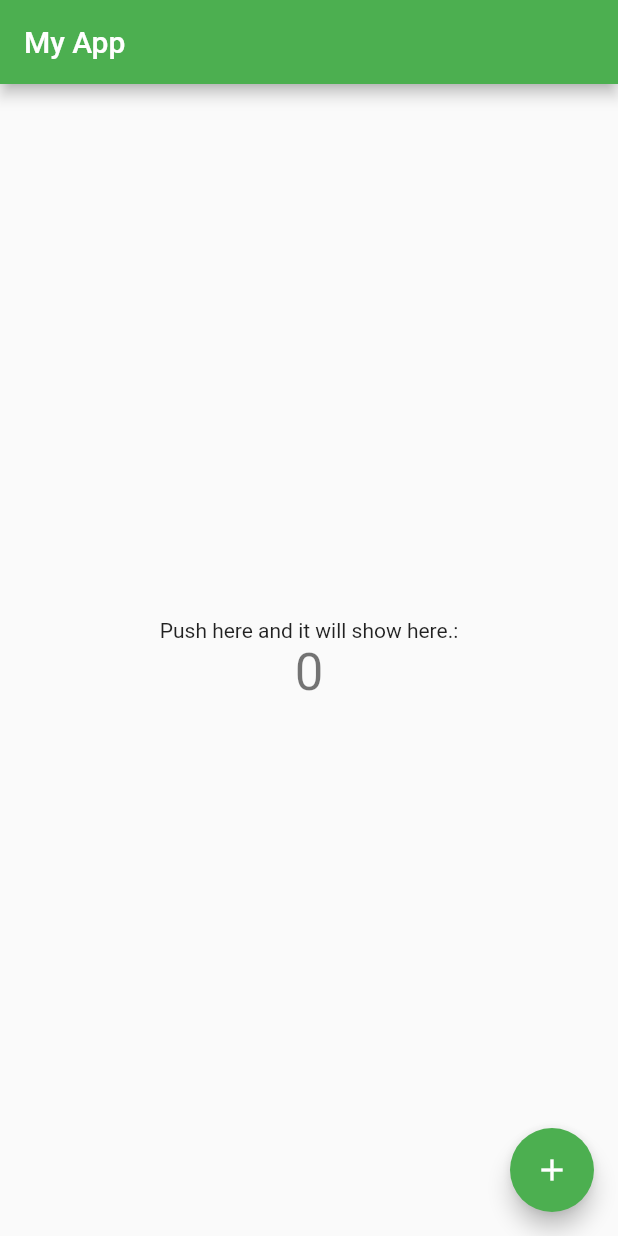
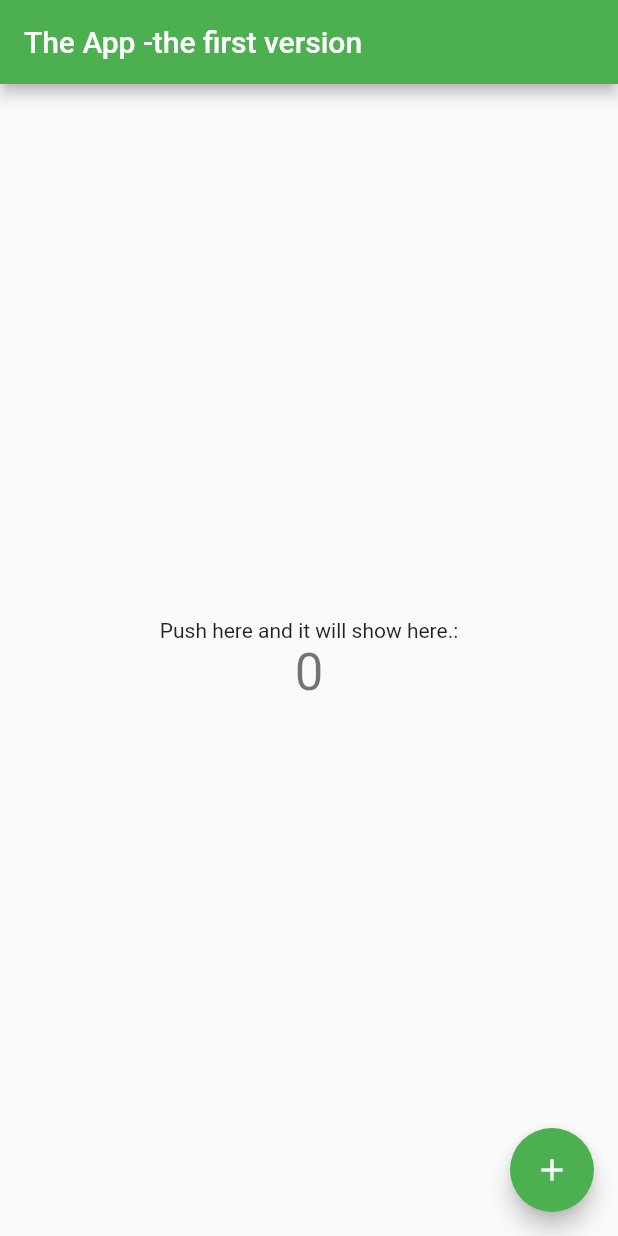
Before and after one commit to Nurzhamalyrys/31github, a Flutter app: the screen it shows after launch, on a phone screen of 412 x 824 dp. Run offline on Flutter 3.47's test engine with Material 2 defaults, Android fonts, the phone set to English and light mode, and no system bars.

Commit message:
added new function

```diff
--- a/lib/main.dart
+++ b/lib/main.dart
@@ -24,7 +24,7 @@ class MyApp extends StatelessWidget {
         // is not restarted.
         primarySwatch: Colors.green,
       ),
-      home: const MyHomePage(title: 'My App'),
+      home: const MyHomePage(title: 'The App -the first version'),
     );
   }
 }
```
